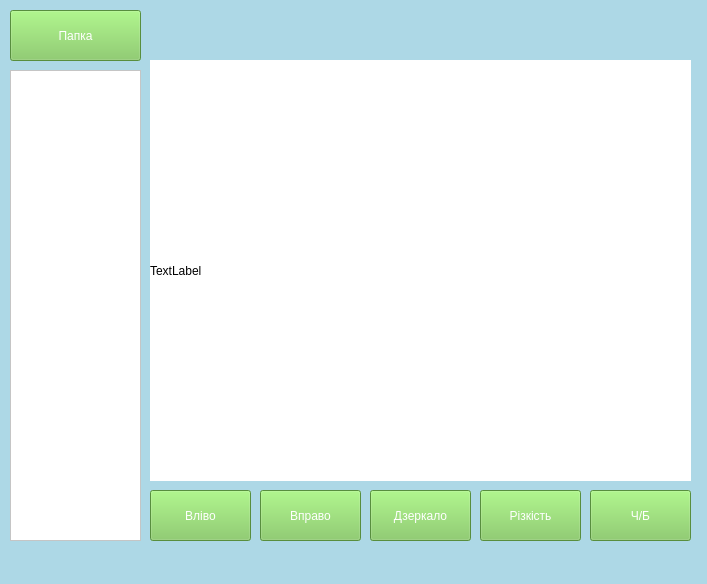
The window that editor/untitled.ui (Logika-16-00/MARKO) describes before a commit, drawn with Qt 5.
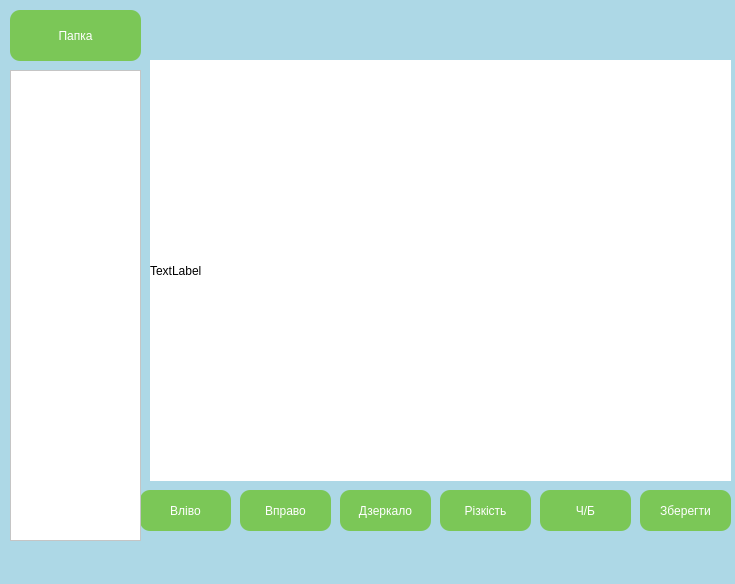
The same window after the commit.

Patch:
```diff
--- a/editor/untitled.ui
+++ b/editor/untitled.ui
@@ -6,7 +6,7 @@
    <rect>
     <x>0</x>
     <y>0</y>
-    <width>707</width>
+    <width>735</width>
     <height>584</height>
    </rect>
   </property>
@@ -30,7 +30,7 @@
     <property name="styleSheet">
      <string notr="true">background-color: rgb(123, 199, 87);
 color: rgb(255, 255, 255);
-border_radius: 20px;</string>
+border-radius: 10px;</string>
     </property>
     <property name="text">
      <string>Папка</string>
@@ -39,16 +39,16 @@
    <widget class="QPushButton" name="btn_left">
     <property name="geometry">
      <rect>
-      <x>150</x>
+      <x>140</x>
       <y>490</y>
-      <width>101</width>
-      <height>51</height>
+      <width>91</width>
+      <height>41</height>
      </rect>
     </property>
     <property name="styleSheet">
      <string notr="true">background-color: rgb(123, 199, 87);
 color: rgb(255, 255, 255);
-border_radius: 20px;</string>
+border-radius: 10px;</string>
     </property>
     <property name="text">
      <string>Вліво</string>
@@ -57,16 +57,16 @@
    <widget class="QPushButton" name="btn_right">
     <property name="geometry">
      <rect>
-      <x>260</x>
+      <x>240</x>
       <y>490</y>
-      <width>101</width>
-      <height>51</height>
+      <width>91</width>
+      <height>41</height>
      </rect>
     </property>
     <property name="styleSheet">
      <string notr="true">background-color: rgb(123, 199, 87);
 color: rgb(255, 255, 255);
-border_radius: 20px;</string>
+border-radius: 10px;</string>
     </property>
     <property name="text">
      <string>Вправо</string>
@@ -75,16 +75,16 @@
    <widget class="QPushButton" name="btn_flip">
     <property name="geometry">
      <rect>
-      <x>370</x>
+      <x>340</x>
       <y>490</y>
-      <width>101</width>
-      <height>51</height>
+      <width>91</width>
+      <height>41</height>
      </rect>
     </property>
     <property name="styleSheet">
      <string notr="true">background-color: rgb(123, 199, 87);
 color: rgb(255, 255, 255);
-border_radius: 20px;</string>
+border-radius: 10px;</string>
     </property>
     <property name="text">
      <string>Дзеркало</string>
@@ -93,16 +93,16 @@
    <widget class="QPushButton" name="btn_sharp">
     <property name="geometry">
      <rect>
-      <x>480</x>
+      <x>440</x>
       <y>490</y>
-      <width>101</width>
-      <height>51</height>
+      <width>91</width>
+      <height>41</height>
      </rect>
     </property>
     <property name="styleSheet">
      <string notr="true">background-color: rgb(123, 199, 87);
 color: rgb(255, 255, 255);
-border_radius: 20px;</string>
+border-radius: 10px;</string>
     </property>
     <property name="text">
      <string>Різкість</string>
@@ -111,16 +111,16 @@
    <widget class="QPushButton" name="btn_bw">
     <property name="geometry">
      <rect>
-      <x>590</x>
+      <x>540</x>
       <y>490</y>
-      <width>101</width>
-      <height>51</height>
+      <width>91</width>
+      <height>41</height>
      </rect>
     </property>
     <property name="styleSheet">
      <string notr="true">background-color: rgb(123, 199, 87);
 color: rgb(255, 255, 255);
-border_radius: 20px;</string>
+border-radius: 10px;</string>
     </property>
     <property name="text">
      <string>Ч/Б</string>
@@ -144,7 +144,7 @@
      <rect>
       <x>150</x>
       <y>60</y>
-      <width>541</width>
+      <width>581</width>
       <height>421</height>
      </rect>
     </property>
@@ -156,6 +156,24 @@
      <string>TextLabel</string>
     </property>
    </widget>
+   <widget class="QPushButton" name="btn_bw_2">
+    <property name="geometry">
+     <rect>
+      <x>640</x>
+      <y>490</y>
+      <width>91</width>
+      <height>41</height>
+     </rect>
+    </property>
+    <property name="styleSheet">
+     <string notr="true">background-color: rgb(123, 199, 87);
+color: rgb(255, 255, 255);
+border-radius: 10px;</string>
+    </property>
+    <property name="text">
+     <string>Зберегти</string>
+    </property>
+   </widget>
   </widget>
   <widget class="QMenuBar" name="menubar">
    <property name="geometry">
```
Left out of the diff: 2 changed lines with no effect on the pictures.
